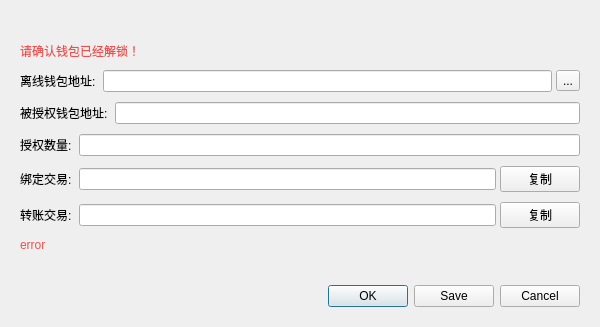
Old version of the form src/forms/offlineminingdialog.ui in the repository 33cn/chain33-qt.
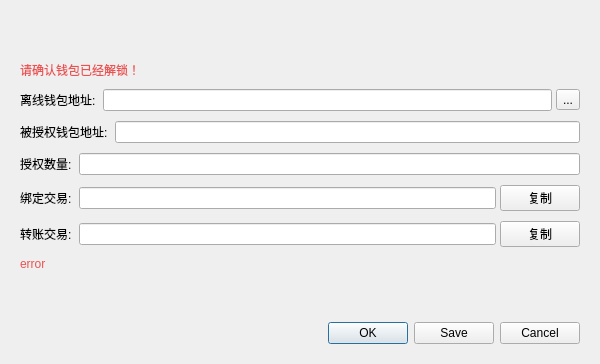
New version of the form. Icons and pictures are not drawn.

Commit message: ycc add OfflineMining

```diff
--- a/src/forms/offlineminingdialog.ui
+++ b/src/forms/offlineminingdialog.ui
@@ -7,7 +7,7 @@
     <x>0</x>
     <y>0</y>
     <width>600</width>
-    <height>327</height>
+    <height>364</height>
    </rect>
   </property>
   <property name="windowTitle">
@@ -15,6 +15,24 @@
   </property>
   <layout class="QVBoxLayout" name="verticalLayout">
    <property name="spacing">
+    <number>0</number>
+   </property>
+   <property name="leftMargin">
+    <number>0</number>
+   </property>
+   <property name="topMargin">
+    <number>0</number>
+   </property>
+   <property name="rightMargin">
+    <number>0</number>
+   </property>
+   <property name="bottomMargin">
+    <number>0</number>
+   </property>
+   <item>
+    <widget class="QWidget" name="Widget_bk_small" native="true">
+     <layout class="QVBoxLayout" name="verticalLayout_5">
+      <property name="spacing">
     <number>10</number>
    </property>
    <property name="leftMargin">
@@ -257,6 +275,9 @@
      <property name="standardButtons">
       <set>QDialogButtonBox::Cancel|QDialogButtonBox::Ok|QDialogButtonBox::Save</set>
      </property>
+       </widget>
+      </item>
+     </layout>
     </widget>
    </item>
   </layout>
```
Lines whose indentation alone changed are shown as unchanged. The commit also changes 2 other files.
